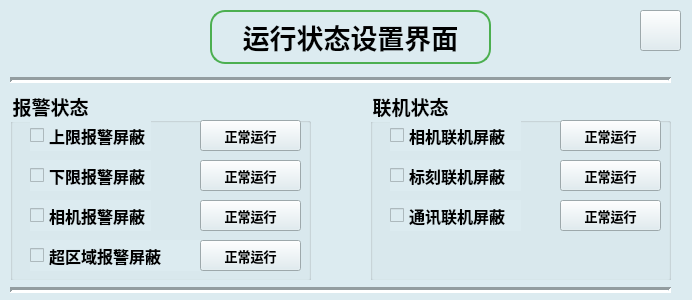
Hcj1108/Librecad_AFP5000, file librecad/src/OCRdemo/SerialManager.ui: the form before one commit.
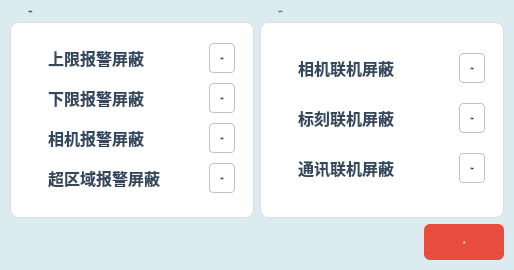
The form after the commit. Icons and pictures are not drawn.

```diff
--- a/librecad/src/OCRdemo/SerialManager.ui
+++ b/librecad/src/OCRdemo/SerialManager.ui
@@ -9,8 +9,8 @@
    <rect>
     <x>0</x>
     <y>0</y>
-    <width>692</width>
-    <height>300</height>
+    <width>514</width>
+    <height>270</height>
    </rect>
   </property>
   <property name="windowTitle">
@@ -19,596 +19,453 @@
   <property name="styleSheet">
    <string notr="true">background-color:rgb(220, 235, 240);</string>
   </property>
-  <widget class="QLabel" name="label">
-   <property name="geometry">
-    <rect>
-     <x>210</x>
-     <y>10</y>
-     <width>281</width>
-     <height>54</height>
-    </rect>
+  <layout class="QVBoxLayout" name="mainLayout">
+   <property name="spacing">
+    <number>6</number>
    </property>
-   <property name="font">
-    <font>
-     <family>Microsoft YaHei</family>
-     <pointsize>20</pointsize>
-     <bold>true</bold>
-    </font>
+   <property name="leftMargin">
+    <number>10</number>
    </property>
-   <property name="styleSheet">
-    <string notr="true">opacity: 1;
-border-radius: 15px;  
-border: 2px solid #4CAF50;
-padding: 5px 15px;
-min-width: 100px;
-min-height: 40px;</string>
+   <property name="topMargin">
+    <number>10</number>
    </property>
-   <property name="text">
-    <string>运行状态设置界面</string>
+   <property name="rightMargin">
+    <number>10</number>
    </property>
-   <property name="alignment">
-    <set>Qt::AlignmentFlag::AlignCenter</set>
+   <property name="bottomMargin">
+    <number>10</number>
    </property>
-  </widget>
-  <widget class="QToolButton" name="toolButton_21">
-   <property name="geometry">
-    <rect>
-     <x>640</x>
-     <y>10</y>
-     <width>41</width>
-     <height>41</height>
-    </rect>
-   </property>
-   <property name="font">
-    <font>
-     <family>Microsoft YaHei</family>
-     <pointsize>14</pointsize>
-     <bold>true</bold>
-    </font>
-   </property>
-   <property name="styleSheet">
-    <string notr="true">/* 按下状态 */
-QToolButton:pressed {
-   background-color: #546E7A; /* 深石板灰 */
-    background-image: none;
-    padding-top: 12px;
-    padding-bottom: 8px;
-    border: 1px solid #37474F; /* 深色边框模拟阴影 */
-}
- QToolButton {
-		background-color: qlineargradient(x1:0, y1:0, x2:0, y2:1, 
-    	stop:0 #ffffff,       /* 顶部：纯白（高光） */
-   		stop:0.15 #dcdcdc,    /* 过渡：浅灰 */
-    	stop:0.85 #a9a9a9,    /* 底部过渡：中灰 */
-    	stop:1 #e8e8e8        /* 底部：亮灰（反光） */);
-}</string>
-   </property>
-   <property name="text">
-    <string/>
-   </property>
-   <property name="icon">
-    <iconset resource="../OCRdemo.qrc">
-     <normaloff>:/PIC/Resources/PICs/GB.png</normaloff>:/PIC/Resources/PICs/GB.png</iconset>
-   </property>
-  </widget>
-  <widget class="QGroupBox" name="groupBox_2">
-   <property name="geometry">
-    <rect>
-     <x>370</x>
-     <y>90</y>
-     <width>301</width>
-     <height>191</height>
-    </rect>
-   </property>
-   <property name="font">
-    <font>
-     <family>Microsoft YaHei</family>
-     <pointsize>14</pointsize>
-     <bold>true</bold>
-    </font>
-   </property>
-   <property name="title">
-    <string>联机状态</string>
-   </property>
-   <widget class="QCheckBox" name="checkBox">
-    <property name="geometry">
-     <rect>
-      <x>20</x>
-      <y>30</y>
-      <width>131</width>
-      <height>31</height>
-     </rect>
-    </property>
-    <property name="font">
-     <font>
-      <family>Microsoft YaHei</family>
-      <pointsize>12</pointsize>
-      <bold>true</bold>
-     </font>
-    </property>
-    <property name="text">
-     <string>相机联机屏蔽</string>
-    </property>
-    <property name="iconSize">
-     <size>
-      <width>20</width>
-      <height>16</height>
-     </size>
-    </property>
-    <property name="checked">
-     <bool>false</bool>
-    </property>
-    <property name="autoExclusive">
-     <bool>false</bool>
-    </property>
-    <property name="autoRepeatDelay">
-     <number>300</number>
-    </property>
-   </widget>
-   <widget class="QCheckBox" name="checkBox_2">
-    <property name="geometry">
-     <rect>
-      <x>20</x>
-      <y>70</y>
-      <width>131</width>
-      <height>31</height>
-     </rect>
-    </property>
-    <property name="font">
-     <font>
-      <family>Microsoft YaHei</family>
-      <pointsize>12</pointsize>
-      <bold>true</bold>
-     </font>
-    </property>
-    <property name="text">
-     <string>标刻联机屏蔽</string>
-    </property>
-    <property name="checked">
-     <bool>false</bool>
-    </property>
-   </widget>
-   <widget class="QCheckBox" name="checkBox_3">
-    <property name="geometry">
-     <rect>
-      <x>20</x>
-      <y>110</y>
-      <width>131</width>
-      <height>31</height>
-     </rect>
-    </property>
-    <property name="font">
-     <font>
-      <family>Microsoft YaHei</family>
-      <pointsize>12</pointsize>
-      <bold>true</bold>
-     </font>
-    </property>
-    <property name="text">
-     <string>通讯联机屏蔽</string>
-    </property>
-    <property name="checked">
-     <bool>false</bool>
-    </property>
-   </widget>
-   <widget class="QToolButton" name="toolButton_14">
-    <property name="geometry">
-     <rect>
-      <x>190</x>
-      <y>30</y>
-      <width>101</width>
-      <height>31</height>
-     </rect>
-    </property>
-    <property name="font">
-     <font>
-      <family>Microsoft YaHei</family>
-      <pointsize>10</pointsize>
-      <bold>true</bold>
-     </font>
-    </property>
-    <property name="styleSheet">
-     <string notr="true">/* 按下状态 */
-QToolButton:pressed {
-   background-color: #546E7A; /* 深石板灰 */
-    background-image: none;
-    padding-top: 12px;
-    padding-bottom: 8px;
-    border: 1px solid #37474F; /* 深色边框模拟阴影 */
-}
- QToolButton {
-		background-color: qlineargradient(x1:0, y1:0, x2:0, y2:1, 
-    	stop:0 #ffffff,       /* 顶部：纯白（高光） */
-   		stop:0.15 #dcdcdc,    /* 过渡：浅灰 */
-    	stop:0.85 #a9a9a9,    /* 底部过渡：中灰 */
-    	stop:1 #e8e8e8        /* 底部：亮灰（反光） */);
-}</string>
-    </property>
-    <property name="text">
-     <string>正常运行</string>
-    </property>
-   </widget>
-   <widget class="QToolButton" name="toolButton_15">
-    <property name="geometry">
-     <rect>
-      <x>190</x>
-      <y>70</y>
-      <width>101</width>
-      <height>31</height>
-     </rect>
-    </property>
-    <property name="font">
-     <font>
-      <family>Microsoft YaHei</family>
-      <pointsize>10</pointsize>
-      <bold>true</bold>
-     </font>
-    </property>
-    <property name="styleSheet">
-     <string notr="true">/* 按下状态 */
-QToolButton:pressed {
-   background-color: #546E7A; /* 深石板灰 */
-    background-image: none;
-    padding-top: 12px;
-    padding-bottom: 8px;
-    border: 1px solid #37474F; /* 深色边框模拟阴影 */
-}
- QToolButton {
-		background-color: qlineargradient(x1:0, y1:0, x2:0, y2:1, 
-    	stop:0 #ffffff,       /* 顶部：纯白（高光） */
-   		stop:0.15 #dcdcdc,    /* 过渡：浅灰 */
-    	stop:0.85 #a9a9a9,    /* 底部过渡：中灰 */
-    	stop:1 #e8e8e8        /* 底部：亮灰（反光） */);
-}</string>
-    </property>
-    <property name="text">
-     <string>正常运行</string>
-    </property>
-   </widget>
-   <widget class="QToolButton" name="toolButton_16">
-    <property name="geometry">
-     <rect>
-      <x>190</x>
-      <y>110</y>
-      <width>101</width>
-      <height>31</height>
-     </rect>
-    </property>
-    <property name="font">
-     <font>
-      <family>Microsoft YaHei</family>
-      <pointsize>10</pointsize>
-      <bold>true</bold>
-     </font>
-    </property>
-    <property name="styleSheet">
-     <string notr="true">/* 按下状态 */
-QToolButton:pressed {
-   background-color: #546E7A; /* 深石板灰 */
-    background-image: none;
-    padding-top: 12px;
-    padding-bottom: 8px;
-    border: 1px solid #37474F; /* 深色边框模拟阴影 */
-}
- QToolButton {
-		background-color: qlineargradient(x1:0, y1:0, x2:0, y2:1, 
-    	stop:0 #ffffff,       /* 顶部：纯白（高光） */
-   		stop:0.15 #dcdcdc,    /* 过渡：浅灰 */
-    	stop:0.85 #a9a9a9,    /* 底部过渡：中灰 */
-    	stop:1 #e8e8e8        /* 底部：亮灰（反光） */);
-}</string>
-    </property>
-    <property name="text">
-     <string>正常运行</string>
-    </property>
-   </widget>
-  </widget>
-  <widget class="QGroupBox" name="groupBox">
-   <property name="geometry">
-    <rect>
-     <x>10</x>
-     <y>90</y>
-     <width>301</width>
-     <height>191</height>
-    </rect>
-   </property>
-   <property name="font">
-    <font>
-     <family>Microsoft YaHei</family>
-     <pointsize>14</pointsize>
-     <bold>true</bold>
-    </font>
-   </property>
-   <property name="title">
-    <string>报警状态</string>
-   </property>
-   <widget class="QCheckBox" name="checkBox_5">
-    <property name="geometry">
-     <rect>
-      <x>20</x>
-      <y>70</y>
-      <width>121</width>
-      <height>31</height>
-     </rect>
-    </property>
-    <property name="font">
-     <font>
-      <family>Microsoft YaHei</family>
-      <pointsize>12</pointsize>
-      <bold>true</bold>
-     </font>
-    </property>
-    <property name="text">
-     <string>下限报警屏蔽</string>
-    </property>
-    <property name="checked">
-     <bool>false</bool>
-    </property>
-    <property name="tristate">
-     <bool>false</bool>
-    </property>
-   </widget>
-   <widget class="QCheckBox" name="checkBox_6">
-    <property name="geometry">
-     <rect>
-      <x>20</x>
-      <y>110</y>
-      <width>121</width>
-      <height>31</height>
-     </rect>
-    </property>
-    <property name="font">
-     <font>
-      <family>Microsoft YaHei</family>
-      <pointsize>12</pointsize>
-      <bold>true</bold>
-     </font>
-    </property>
-    <property name="text">
-     <string>相机报警屏蔽</string>
-    </property>
-    <property name="checked">
-     <bool>false</bool>
-    </property>
-   </widget>
-   <widget class="QCheckBox" name="checkBox_7">
-    <property name="geometry">
-     <rect>
-      <x>20</x>
-      <y>150</y>
-      <width>171</width>
-      <height>31</height>
-     </rect>
-    </property>
-    <property name="font">
-     <font>
-      <family>Microsoft YaHei</family>
-      <pointsize>12</pointsize>
-      <bold>true</bold>
-     </font>
-    </property>
-    <property name="text">
-     <string>超区域报警屏蔽</string>
-    </property>
-    <property name="checked">
-     <bool>false</bool>
-    </property>
-   </widget>
-   <widget class="QCheckBox" name="checkBox_4">
-    <property name="geometry">
-     <rect>
-      <x>20</x>
-      <y>30</y>
-      <width>121</width>
-      <height>31</height>
-     </rect>
-    </property>
-    <property name="font">
-     <font>
-      <family>Microsoft YaHei</family>
-      <pointsize>12</pointsize>
-      <bold>true</bold>
-     </font>
-    </property>
-    <property name="text">
-     <string>上限报警屏蔽</string>
-    </property>
-    <property name="iconSize">
-     <size>
-      <width>25</width>
-      <height>25</height>
-     </size>
-    </property>
-    <property name="checkable">
-     <bool>true</bool>
-    </property>
-    <property name="checked">
-     <bool>false</bool>
-    </property>
-   </widget>
-   <widget class="QToolButton" name="toolButton_10">
-    <property name="geometry">
-     <rect>
-      <x>190</x>
-      <y>30</y>
-      <width>101</width>
-      <height>31</height>
-     </rect>
-    </property>
-    <property name="font">
-     <font>
-      <family>Microsoft YaHei</family>
-      <pointsize>10</pointsize>
-      <bold>true</bold>
-     </font>
-    </property>
-    <property name="styleSheet">
-     <string notr="true">/* 按下状态 */
-QToolButton:pressed {
-   background-color: #546E7A; /* 深石板灰 */
-    background-image: none;
-    padding-top: 12px;
-    padding-bottom: 8px;
-    border: 1px solid #37474F; /* 深色边框模拟阴影 */
-}
- QToolButton {
-		background-color: qlineargradient(x1:0, y1:0, x2:0, y2:1, 
-    	stop:0 #ffffff,       /* 顶部：纯白（高光） */
-   		stop:0.15 #dcdcdc,    /* 过渡：浅灰 */
-    	stop:0.85 #a9a9a9,    /* 底部过渡：中灰 */
-    	stop:1 #e8e8e8        /* 底部：亮灰（反光） */);
-}</string>
-    </property>
-    <property name="text">
-     <string>正常运行</string>
-    </property>
-   </widget>
-   <widget class="QToolButton" name="toolButton_11">
-    <property name="geometry">
-     <rect>
-      <x>190</x>
-      <y>70</y>
-      <width>101</width>
-      <height>31</height>
-     </rect>
-    </property>
-    <property name="font">
-     <font>
-      <family>Microsoft YaHei</family>
-      <pointsize>10</pointsize>
-      <bold>true</bold>
-     </font>
-    </property>
-    <property name="styleSheet">
-     <string notr="true">/* 按下状态 */
-QToolButton:pressed {
-   background-color: #546E7A; /* 深石板灰 */
-    background-image: none;
-    padding-top: 12px;
-    padding-bottom: 8px;
-    border: 1px solid #37474F; /* 深色边框模拟阴影 */
-}
- QToolButton {
-		background-color: qlineargradient(x1:0, y1:0, x2:0, y2:1, 
-    	stop:0 #ffffff,       /* 顶部：纯白（高光） */
-   		stop:0.15 #dcdcdc,    /* 过渡：浅灰 */
-    	stop:0.85 #a9a9a9,    /* 底部过渡：中灰 */
-    	stop:1 #e8e8e8        /* 底部：亮灰（反光） */);
-}</string>
-    </property>
-    <property name="text">
-     <string>正常运行</string>
-    </property>
-   </widget>
-   <widget class="QToolButton" name="toolButton_12">
-    <property name="geometry">
-     <rect>
-      <x>190</x>
-      <y>110</y>
-      <width>101</width>
-      <height>31</height>
-     </rect>
-    </property>
-    <property name="font">
-     <font>
-      <family>Microsoft YaHei</family>
-      <pointsize>10</pointsize>
-      <bold>true</bold>
-     </font>
-    </property>
-    <property name="styleSheet">
-     <string notr="true">/* 按下状态 */
-QToolButton:pressed {
-   background-color: #546E7A; /* 深石板灰 */
-    background-image: none;
-    padding-top: 12px;
-    padding-bottom: 8px;
-    border: 1px solid #37474F; /* 深色边框模拟阴影 */
-}
- QToolButton {
-		background-color: qlineargradient(x1:0, y1:0, x2:0, y2:1, 
-    	stop:0 #ffffff,       /* 顶部：纯白（高光） */
-   		stop:0.15 #dcdcdc,    /* 过渡：浅灰 */
-    	stop:0.85 #a9a9a9,    /* 底部过渡：中灰 */
-    	stop:1 #e8e8e8        /* 底部：亮灰（反光） */);
-}</string>
-    </property>
-    <property name="text">
-     <string>正常运行</string>
-    </property>
-   </widget>
-   <widget class="QToolButton" name="toolButton_13">
-    <property name="geometry">
-     <rect>
-      <x>190</x>
-      <y>150</y>
-      <width>101</width>
-      <height>31</height>
-     </rect>
-    </property>
-    <property name="font">
-     <font>
-      <family>Microsoft YaHei</family>
-      <pointsize>10</pointsize>
-      <bold>true</bold>
-     </font>
-    </property>
-    <property name="styleSheet">
-     <string notr="true">/* 按下状态 */
-QToolButton:pressed {
-   background-color: #546E7A; /* 深石板灰 */
-    background-image: none;
-    padding-top: 12px;
-    padding-bottom: 8px;
-    border: 1px solid #37474F; /* 深色边框模拟阴影 */
-}
- QToolButton {
-		background-color: qlineargradient(x1:0, y1:0, x2:0, y2:1, 
-    	stop:0 #ffffff,       /* 顶部：纯白（高光） */
-   		stop:0.15 #dcdcdc,    /* 过渡：浅灰 */
-    	stop:0.85 #a9a9a9,    /* 底部过渡：中灰 */
-    	stop:1 #e8e8e8        /* 底部：亮灰（反光） */);
-}</string>
-    </property>
-    <property name="text">
-     <string>正常运行</string>
-    </property>
-   </widget>
-  </widget>
-  <widget class="Line" name="line_2">
-   <property name="geometry">
-    <rect>
-     <x>10</x>
-     <y>70</y>
-     <width>661</width>
-     <height>20</height>
-    </rect>
-   </property>
-   <property name="lineWidth">
-    <number>3</number>
-   </property>
-   <property name="orientation">
-    <enum>Qt::Orientation::Horizontal</enum>
-   </property>
-  </widget>
-  <widget class="Line" name="line_3">
-   <property name="geometry">
-    <rect>
-     <x>10</x>
-     <y>280</y>
-     <width>661</width>
-     <height>20</height>
-    </rect>
-   </property>
-   <property name="lineWidth">
-    <number>3</number>
-   </property>
-   <property name="orientation">
-    <enum>Qt::Orientation::Horizontal</enum>
-   </property>
-  </widget>
+   <item>
+    <layout class="QHBoxLayout" name="contentArea">
+     <item>
+      <widget class="QGroupBox" name="groupBox">
+       <property name="font">
+        <font>
+         <family>Microsoft YaHei</family>
+         <pointsize>-1</pointsize>
+         <italic>false</italic>
+         <bold>true</bold>
+        </font>
+       </property>
+       <property name="styleSheet">
+        <string notr="true">QGroupBox{font: bold 14px &quot;Microsoft YaHei&quot;; color: #2c3e50; border: 1px solid #dcdde1; border-radius: 8px; margin-top: 12px; padding-top: 16px; background: #ffffff;}
+QGroupBox::title{subcontrol-origin: margin; left: 12px; padding: 0 6px;}</string>
+       </property>
+       <property name="title">
+        <string>报警状态</string>
+       </property>
+       <layout class="QGridLayout" name="alarmLayout">
+        <property name="leftMargin">
+         <number>16</number>
+        </property>
+        <property name="topMargin">
+         <number>20</number>
+        </property>
+        <property name="rightMargin">
+         <number>16</number>
+        </property>
+        <property name="bottomMargin">
+         <number>16</number>
+        </property>
+        <property name="horizontalSpacing">
+         <number>8</number>
+        </property>
+        <property name="verticalSpacing">
+         <number>6</number>
+        </property>
+        <item row="0" column="0">
+         <widget class="QCheckBox" name="checkBox_4">
+          <property name="font">
+           <font>
+            <family>Microsoft YaHei</family>
+            <pointsize>12</pointsize>
+            <bold>true</bold>
+           </font>
+          </property>
+          <property name="styleSheet">
+           <string notr="true">color: #34495e; background: transparent;</string>
+          </property>
+          <property name="text">
+           <string>上限报警屏蔽</string>
+          </property>
+         </widget>
+        </item>
+        <item row="0" column="1">
+         <widget class="QToolButton" name="toolButton_10">
+          <property name="minimumSize">
+           <size>
+            <width>0</width>
+            <height>30</height>
+           </size>
+          </property>
+          <property name="font">
+           <font>
+            <family>Microsoft YaHei</family>
+            <pointsize>-1</pointsize>
+            <italic>false</italic>
+            <bold>true</bold>
+           </font>
+          </property>
+          <property name="styleSheet">
+           <string notr="true">QToolButton{font: bold 11px &quot;Microsoft YaHei&quot;; border-radius: 4px; padding: 4px 8px; border: 1px solid #bdc3c7; background: #ffffff;}</string>
+          </property>
+          <property name="text">
+           <string>正常运行</string>
+          </property>
+         </widget>
+        </item>
+        <item row="1" column="0">
+         <widget class="QCheckBox" name="checkBox_5">
+          <property name="font">
+           <font>
+            <family>Microsoft YaHei</family>
+            <pointsize>12</pointsize>
+            <bold>true</bold>
+           </font>
+          </property>
+          <property name="styleSheet">
+           <string notr="true">color: #34495e; background: transparent;</string>
+          </property>
+          <property name="text">
+           <string>下限报警屏蔽</string>
+          </property>
+         </widget>
+        </item>
+        <item row="1" column="1">
+         <widget class="QToolButton" name="toolButton_11">
+          <property name="minimumSize">
+           <size>
+            <width>0</width>
+            <height>30</height>
+           </size>
+          </property>
+          <property name="font">
+           <font>
+            <family>Microsoft YaHei</family>
+            <pointsize>-1</pointsize>
+            <italic>false</italic>
+            <bold>true</bold>
+           </font>
+          </property>
+          <property name="styleSheet">
+           <string notr="true">QToolButton{font: bold 11px &quot;Microsoft YaHei&quot;; border-radius: 4px; padding: 4px 8px; border: 1px solid #bdc3c7; background: #ffffff;}</string>
+          </property>
+          <property name="text">
+           <string>正常运行</string>
+          </property>
+         </widget>
+        </item>
+        <item row="2" column="0">
+         <widget class="QCheckBox" name="checkBox_6">
+          <property name="font">
+           <font>
+            <family>Microsoft YaHei</family>
+            <pointsize>12</pointsize>
+            <bold>true</bold>
+           </font>
+          </property>
+          <property name="styleSheet">
+           <string notr="true">color: #34495e; background: transparent;</string>
+          </property>
+          <property name="text">
+           <string>相机报警屏蔽</string>
+          </property>
+         </widget>
+        </item>
+        <item row="2" column="1">
+         <widget class="QToolButton" name="toolButton_12">
+          <property name="minimumSize">
+           <size>
+            <width>0</width>
+            <height>30</height>
+           </size>
+          </property>
+          <property name="font">
+           <font>
+            <family>Microsoft YaHei</family>
+            <pointsize>-1</pointsize>
+            <italic>false</italic>
+            <bold>true</bold>
+           </font>
+          </property>
+          <property name="styleSheet">
+           <string notr="true">QToolButton{font: bold 11px &quot;Microsoft YaHei&quot;; border-radius: 4px; padding: 4px 8px; border: 1px solid #bdc3c7; background: #ffffff;}</string>
+          </property>
+          <property name="text">
+           <string>正常运行</string>
+          </property>
+         </widget>
+        </item>
+        <item row="3" column="0">
+         <widget class="QCheckBox" name="checkBox_7">
+          <property name="font">
+           <font>
+            <family>Microsoft YaHei</family>
+            <pointsize>12</pointsize>
+            <bold>true</bold>
+           </font>
+          </property>
+          <property name="styleSheet">
+           <string notr="true">color: #34495e; background: transparent;</string>
+          </property>
+          <property name="text">
+           <string>超区域报警屏蔽</string>
+          </property>
+         </widget>
+        </item>
+        <item row="3" column="1">
+         <widget class="QToolButton" name="toolButton_13">
+          <property name="minimumSize">
+           <size>
+            <width>0</width>
+            <height>30</height>
+           </size>
+          </property>
+          <property name="font">
+           <font>
+            <family>Microsoft YaHei</family>
+            <pointsize>-1</pointsize>
+            <italic>false</italic>
+            <bold>true</bold>
+           </font>
+          </property>
+          <property name="styleSheet">
+           <string notr="true">QToolButton{font: bold 11px &quot;Microsoft YaHei&quot;; border-radius: 4px; padding: 4px 8px; border: 1px solid #bdc3c7; background: #ffffff;}</string>
+          </property>
+          <property name="text">
+           <string>正常运行</string>
+          </property>
+         </widget>
+        </item>
+       </layout>
+      </widget>
+     </item>
+     <item>
+      <widget class="QGroupBox" name="groupBox_2">
+       <property name="font">
+        <font>
+         <family>Microsoft YaHei</family>
+         <pointsize>-1</pointsize>
+         <italic>false</italic>
+         <bold>true</bold>
+        </font>
+       </property>
+       <property name="styleSheet">
+        <string notr="true">QGroupBox{font: bold 14px &quot;Microsoft YaHei&quot;; color: #2c3e50; border: 1px solid #dcdde1; border-radius: 8px; margin-top: 12px; padding-top: 16px; background: #ffffff;}
+QGroupBox::title{subcontrol-origin: margin; left: 12px; padding: 0 6px;}</string>
+       </property>
+       <property name="title">
+        <string>联机状态</string>
+       </property>
+       <layout class="QGridLayout" name="linkLayout">
+        <property name="leftMargin">
+         <number>16</number>
+        </property>
+        <property name="topMargin">
+         <number>20</number>
+        </property>
+        <property name="rightMargin">
+         <number>16</number>
+        </property>
+        <property name="bottomMargin">
+         <number>16</number>
+        </property>
+        <property name="horizontalSpacing">
+         <number>8</number>
+        </property>
+        <property name="verticalSpacing">
+         <number>6</number>
+        </property>
+        <item row="0" column="0">
+         <widget class="QCheckBox" name="checkBox">
+          <property name="font">
+           <font>
+            <family>Microsoft YaHei</family>
+            <pointsize>12</pointsize>
+            <bold>true</bold>
+           </font>
+          </property>
+          <property name="styleSheet">
+           <string notr="true">color: #34495e; background: transparent;</string>
+          </property>
+          <property name="text">
+           <string>相机联机屏蔽</string>
+          </property>
+         </widget>
+        </item>
+        <item row="0" column="1">
+         <widget class="QToolButton" name="toolButton_14">
+          <property name="minimumSize">
+           <size>
+            <width>0</width>
+            <height>30</height>
+           </size>
+          </property>
+          <property name="font">
+           <font>
+            <family>Microsoft YaHei</family>
+            <pointsize>-1</pointsize>
+            <italic>false</italic>
+            <bold>true</bold>
+           </font>
+          </property>
+          <property name="styleSheet">
+           <string notr="true">QToolButton{font: bold 11px &quot;Microsoft YaHei&quot;; border-radius: 4px; padding: 4px 8px; border: 1px solid #bdc3c7; background: #ffffff;}</string>
+          </property>
+          <property name="text">
+           <string>正常运行</string>
+          </property>
+         </widget>
+        </item>
+        <item row="1" column="0">
+         <widget class="QCheckBox" name="checkBox_2">
+          <property name="font">
+           <font>
+            <family>Microsoft YaHei</family>
+            <pointsize>12</pointsize>
+            <bold>true</bold>
+           </font>
+          </property>
+          <property name="styleSheet">
+           <string notr="true">color: #34495e; background: transparent;</string>
+          </property>
+          <property name="text">
+           <string>标刻联机屏蔽</string>
+          </property>
+         </widget>
+        </item>
+        <item row="1" column="1">
+         <widget class="QToolButton" name="toolButton_15">
+          <property name="minimumSize">
+           <size>
+            <width>0</width>
+            <height>30</height>
+           </size>
+          </property>
+          <property name="font">
+           <font>
+            <family>Microsoft YaHei</family>
+            <pointsize>-1</pointsize>
+            <italic>false</italic>
+            <bold>true</bold>
+           </font>
+          </property>
+          <property name="styleSheet">
+           <string notr="true">QToolButton{font: bold 11px &quot;Microsoft YaHei&quot;; border-radius: 4px; padding: 4px 8px; border: 1px solid #bdc3c7; background: #ffffff;}</string>
+          </property>
+          <property name="text">
+           <string>正常运行</string>
+          </property>
+         </widget>
+        </item>
+        <item row="2" column="0">
+         <widget class="QCheckBox" name="checkBox_3">
+          <property name="font">
+           <font>
+            <family>Microsoft YaHei</family>
+            <pointsize>12</pointsize>
+            <bold>true</bold>
+           </font>
+          </property>
+          <property name="styleSheet">
+           <string notr="true">color: #34495e; background: transparent;</string>
+          </property>
+          <property name="text">
+           <string>通讯联机屏蔽</string>
+          </property>
+         </widget>
+        </item>
+        <item row="2" column="1">
+         <widget class="QToolButton" name="toolButton_16">
+          <property name="minimumSize">
+           <size>
+            <width>0</width>
+            <height>30</height>
+           </size>
+          </property>
+          <property name="font">
+           <font>
+            <family>Microsoft YaHei</family>
+            <pointsize>-1</pointsize>
+            <italic>false</italic>
+            <bold>true</bold>
+           </font>
+          </property>
+          <property name="styleSheet">
+           <string notr="true">QToolButton{font: bold 11px &quot;Microsoft YaHei&quot;; border-radius: 4px; padding: 4px 8px; border: 1px solid #bdc3c7; background: #ffffff;}</string>
+          </property>
+          <property name="text">
+           <string>正常运行</string>
+          </property>
+         </widget>
+        </item>
+       </layout>
+      </widget>
+     </item>
+    </layout>
+   </item>
+   <item>
+    <layout class="QHBoxLayout" name="bottomBar">
+     <item>
+      <spacer name="bottomSpacer">
+       <property name="orientation">
+        <enum>Qt::Orientation::Horizontal</enum>
+       </property>
+       <property name="sizeHint" stdset="0">
+        <size>
+         <width>40</width>
+         <height>20</height>
+        </size>
+       </property>
+      </spacer>
+     </item>
+     <item>
+      <widget class="QPushButton" name="btnClose">
+       <property name="minimumSize">
+        <size>
+         <width>80</width>
+         <height>36</height>
+        </size>
+       </property>
+       <property name="maximumSize">
+        <size>
+         <width>80</width>
+         <height>36</height>
+        </size>
+       </property>
+       <property name="font">
+        <font>
+         <family>Microsoft YaHei</family>
+         <pointsize>-1</pointsize>
+         <italic>false</italic>
+         <bold>true</bold>
+        </font>
+       </property>
+       <property name="styleSheet">
+        <string notr="true">QPushButton{font: bold 12px &quot;Microsoft YaHei&quot;; background: #e74c3c; color: white; border-radius: 6px; padding: 6px 14px;}
+QPushButton:hover{background: #c0392b;}
+
+</string>
+       </property>
+       <property name="text">
+        <string>关闭</string>
+       </property>
+       <property name="icon">
+        <iconset resource="../OCRdemo.qrc">
+         <normaloff>:/PIC/Resources/PICs/Fanhui.png</normaloff>:/PIC/Resources/PICs/Fanhui.png</iconset>
+       </property>
+       <property name="iconSize">
+        <size>
+         <width>20</width>
+         <height>20</height>
+        </size>
+       </property>
+      </widget>
+     </item>
+    </layout>
+   </item>
+  </layout>
  </widget>
- <layoutdefault spacing="6" margin="11"/>
  <resources>
   <include location="../OCRdemo.qrc"/>
  </resources>
```
Left out of the diff: 6 changed lines with no effect on the pictures.
